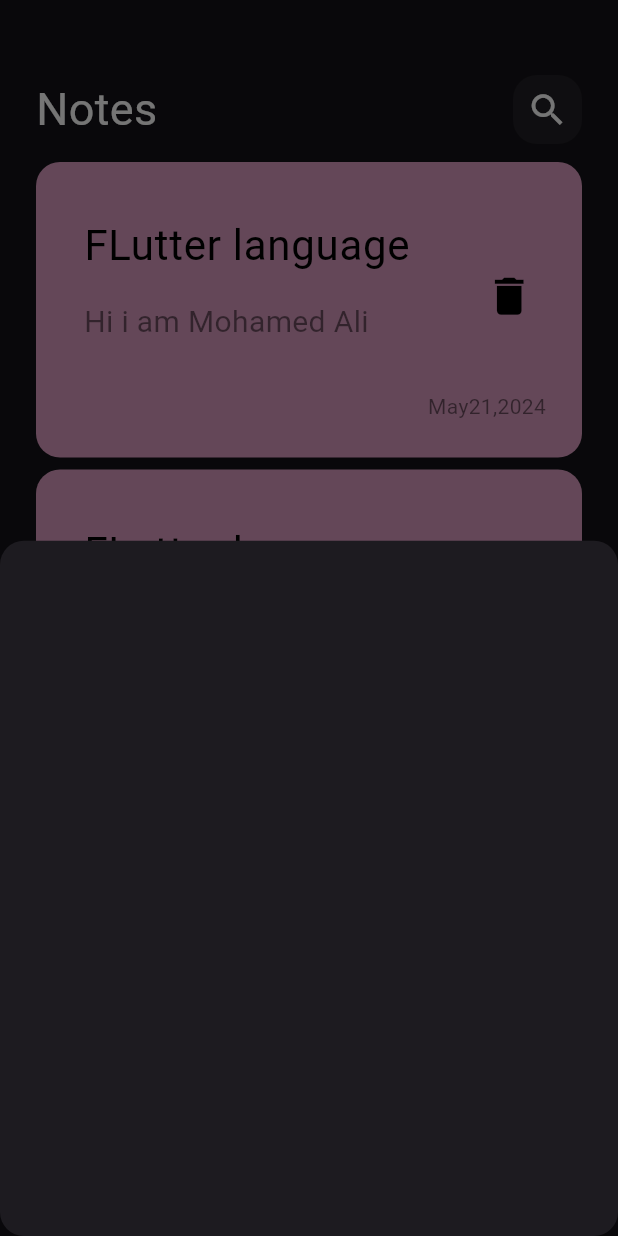
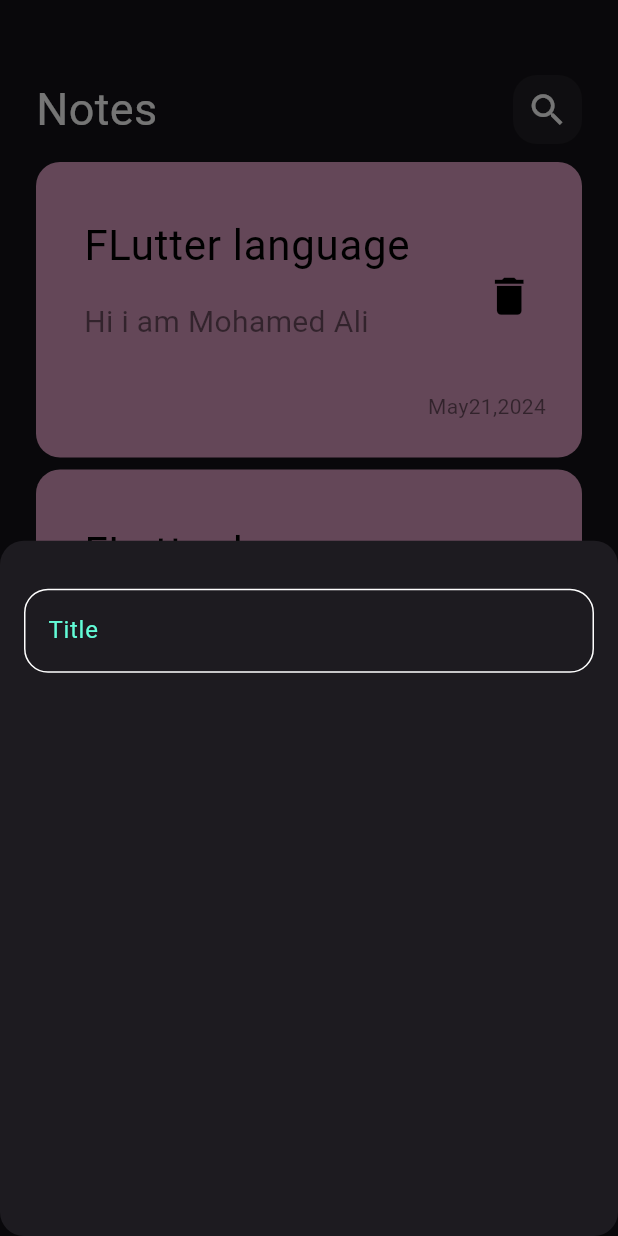
Before and after one commit to MohamedAliShaltoot/My_Notes_App_Flutter, a Flutter app: the screen it shows after launch, after a tap on the "add" icon, on a phone screen of 412 x 824 dp. Run offline on Flutter 3.47's test engine with Material 3 defaults, Android fonts, the phone set to English and light mode, and no system bars.

Commit message:
add constant file to improve my app

```diff
--- /dev/null
+++ b/lib/constants.dart
@@ -0,0 +1,3 @@
+import 'dart:ui';
+
+const KprimaryColor= Color(0xff62fcd7);
--- a/lib/widgets/add_note_bottom_sheet.dart
+++ b/lib/widgets/add_note_bottom_sheet.dart
@@ -1,10 +1,20 @@
 import 'package:flutter/material.dart';
+import 'package:notes_app/widgets/custom_text_field.dart';
 
 class AddNoteBottomSheet extends StatelessWidget {
   const AddNoteBottomSheet({super.key});
 
   @override
   Widget build(BuildContext context) {
-    return Container();
+    return  Padding(
+      padding: const EdgeInsets.symmetric(horizontal: 16),
+      child: Column(
+        children: [
+          const SizedBox(height: 32,),
+      CustomTextField(),
+      // CustomTextField(text: "Content",)
+        ],
+      ),
+    );
   }
 }
--- /dev/null
+++ b/lib/widgets/custom_text_field.dart
@@ -0,0 +1,28 @@
+import 'package:flutter/material.dart';
+import 'package:notes_app/constants.dart';
+
+class CustomTextField extends StatelessWidget {
+   CustomTextField({super.key});
+
+
+  @override
+  Widget build(BuildContext context) {
+    return  TextField(
+      cursorColor: KprimaryColor,
+      decoration: InputDecoration(
+        border: buildBorder(),
+        enabledBorder: buildBorder(),
+        focusedBorder: buildBorder( KprimaryColor),
+        hintText:"Title",
+        hintStyle: const TextStyle(color: KprimaryColor)
+      ),
+    );
+  }
+
+  OutlineInputBorder buildBorder([color]) {
+    return OutlineInputBorder(
+borderRadius: BorderRadius.circular(16),
+borderSide:   BorderSide( color:color ?? Colors.white)
+      );
+  }
+}
```
